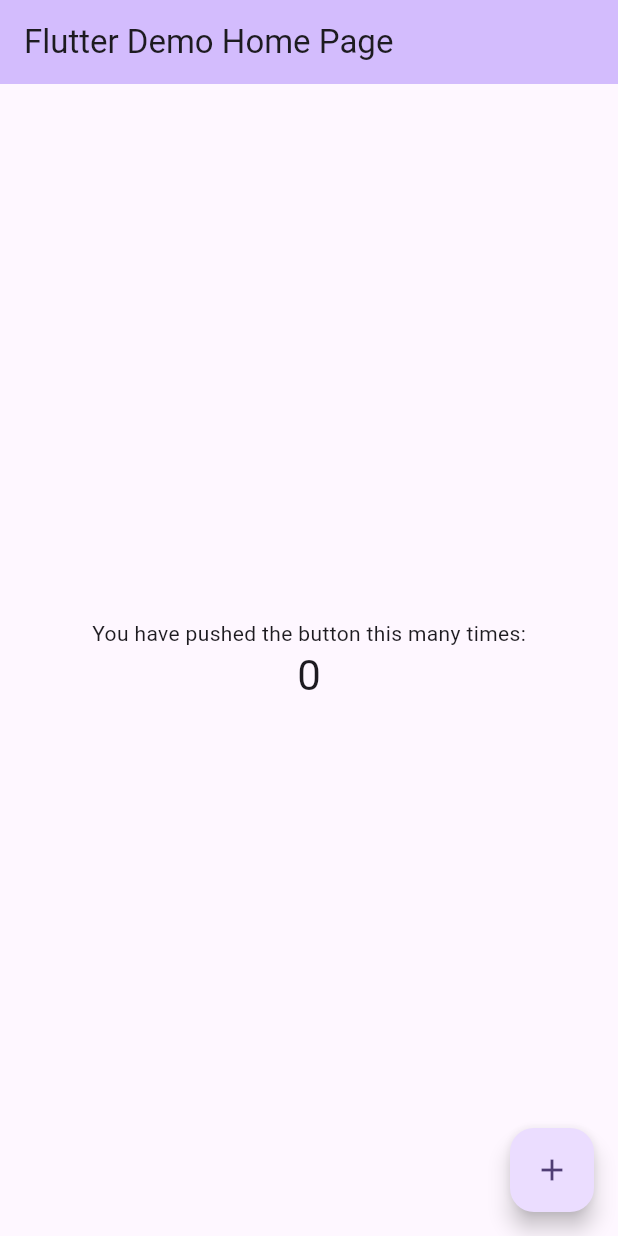
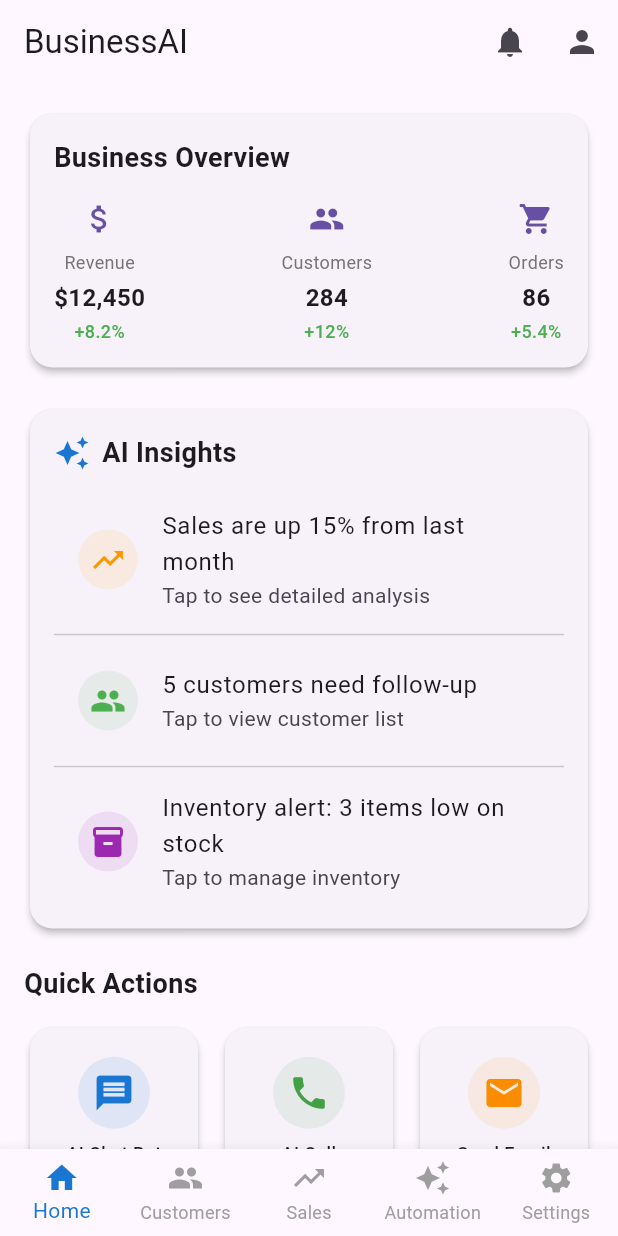
Before and after one commit to udisha1234/Business.AI, a Flutter app: the screen it shows after launch, on a phone screen of 412 x 824 dp. Run offline on Flutter 3.47's test engine with Material 3 defaults, Android fonts, the phone set to English and light mode, and no system bars; Roboto replaces fonts that are missing (Poppins).

Commit message:
feat: added dashboard

```diff
--- /dev/null
+++ b/businessai_flutter_frontend/lib/features/dashboard/presentation/pages/dashboard_screen.dart
@@ -0,0 +1,77 @@
+import 'package:flutter/material.dart';
+
+import 'home_tab.dart';
+
+class DashboardScreen extends StatefulWidget {
+  @override
+  _DashboardScreenState createState() => _DashboardScreenState();
+}
+
+class _DashboardScreenState extends State<DashboardScreen> {
+  int _selectedIndex = 0;
+
+  final List<Widget> _pages = [
+    HomeTab(),
+    HomeTab(),
+    HomeTab(),
+    HomeTab(),
+    HomeTab(),
+  ];
+
+  @override
+  Widget build(BuildContext context) {
+    return Scaffold(
+      appBar: AppBar(
+        title: Text('BusinessAI'),
+        actions: [
+          IconButton(
+            icon: Icon(Icons.notifications),
+            onPressed: () {
+              // Show notifications
+            },
+          ),
+          IconButton(
+            icon: Icon(Icons.person),
+            onPressed: () {
+              // Show profile
+            },
+          ),
+        ],
+      ),
+      body: _pages[_selectedIndex],
+      bottomNavigationBar: BottomNavigationBar(
+        currentIndex: _selectedIndex,
+        type: BottomNavigationBarType.fixed,
+        selectedItemColor: Colors.blue[700],
+        unselectedItemColor: Colors.grey,
+        onTap: (index) {
+          setState(() {
+            _selectedIndex = index;
+          });
+        },
+        items: [
+          BottomNavigationBarItem(
+            icon: Icon(Icons.home),
+            label: 'Home',
+          ),
+          BottomNavigationBarItem(
+            icon: Icon(Icons.people),
+            label: 'Customers',
+          ),
+          BottomNavigationBarItem(
+            icon: Icon(Icons.trending_up),
+            label: 'Sales',
+          ),
+          BottomNavigationBarItem(
+            icon: Icon(Icons.auto_awesome),
+            label: 'Automation',
+          ),
+          BottomNavigationBarItem(
+            icon: Icon(Icons.settings),
+            label: 'Settings',
+          ),
+        ],
+      ),
+    );
+  }
+}
--- /dev/null
+++ b/businessai_flutter_frontend/lib/features/dashboard/presentation/pages/home_tab.dart
@@ -0,0 +1,140 @@
+import 'package:flutter/material.dart';
+import '../widgets/stat_item.dart';
+import '../widgets/quick_action_card.dart';
+
+class HomeTab extends StatelessWidget {
+  @override
+  Widget build(BuildContext context) {
+    return SingleChildScrollView(
+      padding: EdgeInsets.all(16),
+      child: Column(
+        crossAxisAlignment: CrossAxisAlignment.start,
+        children: [
+          // Business Overview Card
+          Card(
+            elevation: 2,
+            shape: RoundedRectangleBorder(
+              borderRadius: BorderRadius.circular(15),
+            ),
+            child: Padding(
+              padding: EdgeInsets.all(16),
+              child: Column(
+                crossAxisAlignment: CrossAxisAlignment.start,
+                children: [
+                  Text(
+                    'Business Overview',
+                    style: TextStyle(
+                      fontSize: 18,
+                      fontWeight: FontWeight.bold,
+                    ),
+                  ),
+                  SizedBox(height: 16),
+                  Row(
+                    mainAxisAlignment: MainAxisAlignment.spaceBetween,
+                    children: [
+                      StatItem(
+                        icon: Icons.attach_money,
+                        label: 'Revenue',
+                        value: '\$12,450',
+                        change: '+8.2%',
+                      ),
+                      StatItem(
+                        icon: Icons.people,
+                        label: 'Customers',
+                        value: '284',
+                        change: '+12%',
+                      ),
+                      StatItem(
+                        icon: Icons.shopping_cart,
+                        label: 'Orders',
+                        value: '86',
+                        change: '+5.4%',
+                      ),
+                    ],
+                  ),
+                ],
+              ),
+            ),
+          ),
+
+          SizedBox(height: 20),
+
+          // AI Insights Card
+          Card(
+            elevation: 2,
+            shape: RoundedRectangleBorder(
+              borderRadius: BorderRadius.circular(15),
+            ),
+            child: Padding(
+              padding: EdgeInsets.all(16),
+              child: Column(
+                crossAxisAlignment: CrossAxisAlignment.start,
+                children: [
+                  Row(
+                    children: [
+                      Icon(Icons.auto_awesome, color: Colors.blue[700]),
+                      SizedBox(width: 8),
+                      Text(
+                        'AI Insights',
+                        style: TextStyle(
+                          fontSize: 18,
+                          fontWeight: FontWeight.bold,
+                        ),
+                      ),
+                    ],
+                  ),
+                  SizedBox(height: 16),
+                  _buildListItem(Icons.trending_up, 'Sales are up 15% from last month', 'Tap to see detailed analysis', Colors.orange),
+                  Divider(),
+                  _buildListItem(Icons.people, '5 customers need follow-up', 'Tap to view customer list', Colors.green),
+                  Divider(),
+                  _buildListItem(Icons.inventory, 'Inventory alert: 3 items low on stock', 'Tap to manage inventory', Colors.purple),
+                ],
+              ),
+            ),
+          ),
+
+          SizedBox(height: 20),
+
+          // Quick Actions
+          Text(
+            'Quick Actions',
+            style: TextStyle(
+              fontSize: 18,
+              fontWeight: FontWeight.bold,
+            ),
+          ),
+          SizedBox(height: 12),
+          GridView.count(
+            shrinkWrap: true,
+            physics: NeverScrollableScrollPhysics(),
+            crossAxisCount: 3,
+            childAspectRatio: 1.0,
+            crossAxisSpacing: 10,
+            mainAxisSpacing: 10,
+            children: [
+              QuickActionCard(icon: Icons.message, label: 'AI Chat Bot', color: Colors.blue[700]!),
+              QuickActionCard(icon: Icons.phone, label: 'AI Call', color: Colors.green[600]!),
+              QuickActionCard(icon: Icons.email, label: 'Send Email', color: Colors.orange[600]!),
+              QuickActionCard(icon: Icons.qr_code, label: 'Barcode', color: Colors.purple[600]!),
+              QuickActionCard(icon: Icons.receipt, label: 'Invoice', color: Colors.red[600]!),
+              QuickActionCard(icon: Icons.payments, label: 'Payment', color: Colors.teal[600]!),
+            ],
+          ),
+        ],
+      ),
+    );
+  }
+
+  Widget _buildListItem(IconData icon, String title, String subtitle, Color color) {
+    return ListTile(
+      leading: CircleAvatar(
+        backgroundColor: color.withOpacity(0.1),
+        child: Icon(icon, color: color),
+      ),
+      title: Text(title),
+      subtitle: Text(subtitle),
+      onTap: () {},
+    );
+  }
+}
--- /dev/null
+++ b/businessai_flutter_frontend/lib/features/dashboard/presentation/widgets/quick_action_card.dart
@@ -0,0 +1,47 @@
+import 'package:flutter/material.dart';
+
+class QuickActionCard extends StatelessWidget {
+  final IconData icon;
+  final String label;
+  final Color color;
+
+  const QuickActionCard({
+    Key? key,
+    required this.icon,
+    required this.label,
+    required this.color,
+  }) : super(key: key);
+
+  @override
+  Widget build(BuildContext context) {
+    return Card(
+      elevation: 2,
+      shape: RoundedRectangleBorder(
+        borderRadius: BorderRadius.circular(15),
+      ),
+      child: InkWell(
+        onTap: () {},
+        borderRadius: BorderRadius.circular(15),
+        child: Column(
+          mainAxisAlignment: MainAxisAlignment.center,
+          children: [
+            Container(
+              padding: EdgeInsets.all(10),
+              decoration: BoxDecoration(
+                color: color.withOpacity(0.1),
+                shape: BoxShape.circle,
+              ),
+              child: Icon(icon, color: color, size: 28),
+            ),
+            SizedBox(height: 8),
+            Text(
+              label,
+              textAlign: TextAlign.center,
+              style: TextStyle(fontSize: 12, fontWeight: FontWeight.w500),
+            ),
+          ],
+        ),
+      ),
+    );
+  }
+}
--- /dev/null
+++ b/businessai_flutter_frontend/lib/features/dashboard/presentation/widgets/section_header.dart
@@ -0,0 +1,18 @@
+import 'package:flutter/material.dart';
+
+class SectionHeader extends StatelessWidget {
+  final String title;
+
+  const SectionHeader({required this.title});
+
+  @override
+  Widget build(BuildContext context) {
+    return Text(
+      title,
+      style: TextStyle(
+        fontSize: 18,
+        fontWeight: FontWeight.bold,
+      ),
+    );
+  }
+}
--- /dev/null
+++ b/businessai_flutter_frontend/lib/features/dashboard/presentation/widgets/stat_item.dart
@@ -0,0 +1,40 @@
+import 'package:flutter/material.dart';
+
+class StatItem extends StatelessWidget {
+  final IconData icon;
+  final String label;
+  final String value;
+  final String change;
+
+  const StatItem({
+    Key? key,
+    required this.icon,
+    required this.label,
+    required this.value,
+    required this.change,
+  }) : super(key: key);
+
+  @override
+  Widget build(BuildContext context) {
+    bool isPositive = change.startsWith('+');
+
+    return Column(
+      children: [
+        Icon(icon, color: Theme.of(context).primaryColor, size: 24),
+        SizedBox(height: 8),
+        Text(label, style: TextStyle(fontSize: 12, color: Colors.grey[600])),
+        SizedBox(height: 4),
+        Text(value, style: TextStyle(fontSize: 16, fontWeight: FontWeight.bold)),
+        SizedBox(height: 2),
+        Text(
+          change,
+          style: TextStyle(
+            fontSize: 12,
+            color: isPositive ? Colors.green : Colors.red,
+            fontWeight: FontWeight.w500,
+          ),
+        ),
+      ],
+    );
+  }
+}
--- a/businessai_flutter_frontend/lib/main.dart
+++ b/businessai_flutter_frontend/lib/main.dart
@@ -1,125 +1,41 @@
+
 import 'package:flutter/material.dart';
+import 'features/dashboard/presentation/pages/dashboard_screen.dart';
 
 void main() {
-  runApp(const MyApp());
+  runApp(MyApp());
 }
 
 class MyApp extends StatelessWidget {
-  const MyApp({super.key});
-
-  // This widget is the root of your application.
   @override
   Widget build(BuildContext context) {
     return MaterialApp(
-      title: 'Flutter Demo',
+      title: 'BusinessAI',
+      debugShowCheckedModeBanner: false,
       theme: ThemeData(
-        // This is the theme of your application.
-        //
-        // TRY THIS: Try running your application with "flutter run". You'll see
-        // the application has a purple toolbar. Then, without quitting the app,
-        // try changing the seedColor in the colorScheme below to Colors.green
-        // and then invoke "hot reload" (save your changes or press the "hot
-        // reload" button in a Flutter-supported IDE, or press "r" if you used
-        // the command line to start the app).
-        //
-        // Notice that the counter didn't reset back to zero; the application
-        // state is not lost during the reload. To reset the state, use hot
-        // restart instead.
-        //
-        // This works for code too, not just values: Most code changes can be
-        // tested with just a hot reload.
-        colorScheme: ColorScheme.fromSeed(seedColor: Colors.deepPurple),
-        useMaterial3: true,
+        primarySwatch: Colors.blue,
+        brightness: Brightness.light,
+        visualDensity: VisualDensity.adaptivePlatformDensity,
+        fontFamily: 'Poppins',
+        elevatedButtonTheme: ElevatedButtonThemeData(
+          style: ElevatedButton.styleFrom(
+            foregroundColor: Colors.white,
+            backgroundColor: Colors.blue[700],
+            elevation: 2,
+            shape: RoundedRectangleBorder(
+              borderRadius: BorderRadius.circular(10),
+            ),
+          ),
+        ),
       ),
-      home: const MyHomePage(title: 'Flutter Demo Home Page'),
+      darkTheme: ThemeData.dark().copyWith(
+        primaryColor: Colors.blue[700],
+        scaffoldBackgroundColor: Color(0xFF121212),
+        cardColor: Color(0xFF1E1E1E),
+        // fontFamily: 'Poppins',
+      ),
+      themeMode: ThemeMode.system,
+      home: DashboardScreen(),
     );
   }
 }
-
-class MyHomePage extends StatefulWidget {
-  const MyHomePage({super.key, required this.title});
-
-  // This widget is the home page of your application. It is stateful, meaning
-  // that it has a State object (defined below) that contains fields that affect
-  // how it looks.
-
-  // This class is the configuration for the state. It holds the values (in this
-  // case the title) provided by the parent (in this case the App widget) and
-  // used by the build method of the State. Fields in a Widget subclass are
-  // always marked "final".
-
-  final String title;
-
-  @override
-  State<MyHomePage> createState() => _MyHomePageState();
-}
-
-class _MyHomePageState extends State<MyHomePage> {
-  int _counter = 0;
-
-  void _incrementCounter() {
-    setState(() {
-      // This call to setState tells the Flutter framework that something has
-      // changed in this State, which causes it to rerun the build method below
-      // so that the display can reflect the updated values. If we changed
-      // _counter without calling setState(), then the build method would not be
-      // called again, and so nothing would appear to happen.
-      _counter++;
-    });
-  }
-
-  @override
-  Widget build(BuildContext context) {
-    // This method is rerun every time setState is called, for instance as done
-    // by the _incrementCounter method above.
-    //
-    // The Flutter framework has been optimized to make rerunning build methods
-    // fast, so that you can just rebuild anything that needs updating rather
-    // than having to individually change instances of widgets.
-    return Scaffold(
-      appBar: AppBar(
-        // TRY THIS: Try changing the color here to a specific color (to
-        // Colors.amber, perhaps?) and trigger a hot reload to see the AppBar
-        // change color while the other colors stay the same.
-        backgroundColor: Theme.of(context).colorScheme.inversePrimary,
-        // Here we take the value from the MyHomePage object that was created by
-        // the App.build method, and use it to set our appbar title.
-        title: Text(widget.title),
-      ),
-      body: Center(
-        // Center is a layout widget. It takes a single child and positions it
-        // in the middle of the parent.
-        child: Column(
-          // Column is also a layout widget. It takes a list of children and
-          // arranges them vertically. By default, it sizes itself to fit its
-          // children horizontally, and tries to be as tall as its parent.
-          //
-          // Column has various properties to control how it sizes itself and
-          // how it positions its children. Here we use mainAxisAlignment to
-          // center the children vertically; the main axis here is the vertical
-          // axis because Columns are vertical (the cross axis would be
-          // horizontal).
-          //
-          // TRY THIS: Invoke "debug painting" (choose the "Toggle Debug Paint"
-          // action in the IDE, or press "p" in the console), to see the
-          // wireframe for each widget.
-          mainAxisAlignment: MainAxisAlignment.center,
-          children: <Widget>[
-            const Text(
-              'You have pushed the button this many times:',
-            ),
-            Text(
-              '$_counter',
-              style: Theme.of(context).textTheme.headlineMedium,
-            ),
-          ],
-        ),
-      ),
-      floatingActionButton: FloatingActionButton(
-        onPressed: _incrementCounter,
-        tooltip: 'Increment',
-        child: const Icon(Icons.add),
-      ), // This trailing comma makes auto-formatting nicer for build methods.
-    );
-  }
-}
--- a/businessai_flutter_frontend/pubspec.yaml
+++ b/businessai_flutter_frontend/pubspec.yaml
@@ -35,6 +35,7 @@ dependencies:
   # The following adds the Cupertino Icons font to your application.
   # Use with the CupertinoIcons class for iOS style icons.
   cupertino_icons: ^1.0.8
+  get: ^4.7.2
 
 dev_dependencies:
   flutter_test:
```
Also changed, not shown: businessai_flutter_frontend/pubspec.lock, 1 other file.
